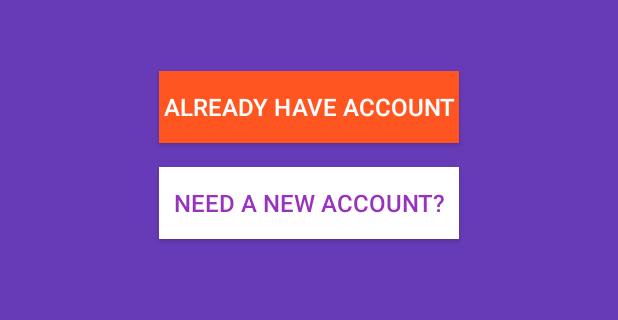
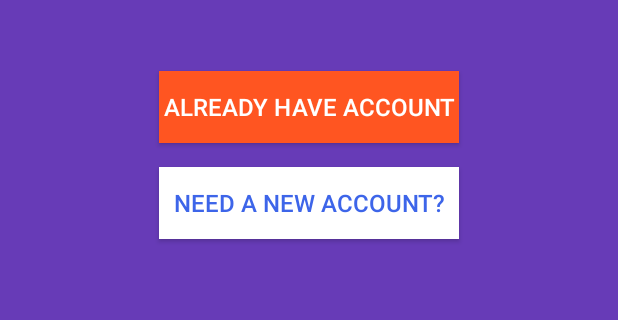
Before and after one commit to hiep18101997/RealTimeChatApp, an Android app: the screen it shows after launch (Intro), on a phone screen of 412 x 824 dp, the part 554-874 px from its top. Run offline under Robolectric (Android 15) with nearby library versions, the phone set to English and light mode, and no system bars; our stand-ins replace ButterKnife, Firebase (no records; nobody signed in at launch, a user with empty details on screens opened directly), Picasso; pictures from the network do not load.

Commit message:
Fix firebase

```diff
--- a/app/src/main/java/com/example/vietvan/lapitchat/ui/adapter/UserViewHolder.java
+++ b/app/src/main/java/com/example/vietvan/lapitchat/ui/adapter/UserViewHolder.java
@@ -39,7 +39,7 @@ public class UserViewHolder extends RecyclerView.ViewHolder implements View.OnCl
     }
 
     public void setImage(String src){
-        if(!src.equals("thumb_image"))
+        if(!(src=="thumb_image"))
             Picasso.get().load(src)
                     .placeholder(R.drawable.user)
                     .into(image);
--- a/app/src/main/res/values/colors.xml
+++ b/app/src/main/res/values/colors.xml
@@ -10,7 +10,7 @@
     <color name="white">#ffffff</color>
     <color name="black">#000</color>
 
-    <color name="purple">#9734be</color>
+    <color name="purple">#3d65e9</color>
     <color name="gray">#c3c3c3</color>
 
     <color name="sinch_purple">#ff63029d</color>
--- a/build.gradle
+++ b/build.gradle
@@ -7,7 +7,7 @@ buildscript {
         jcenter()
     }
     dependencies {
-        classpath 'com.android.tools.build:gradle:3.0.1'
+        classpath 'com.android.tools.build:gradle:3.2.1'
 
 
         // NOTE: Do not place your application dependencies here; they belong
```
Also changed, not shown: gradle/wrapper/gradle-wrapper.properties.
